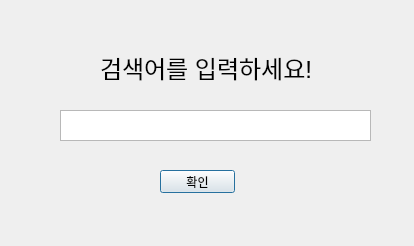
The window that UI.ui (singwisdom/Keyword_Collect_Crawler) describes before a commit, drawn with Qt 5.
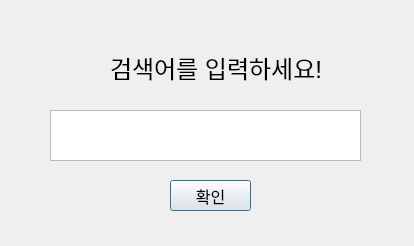
The same window after the commit.

Patch:
```diff
--- a/UI.ui
+++ b/UI.ui
@@ -19,12 +19,21 @@
   <widget class="QPushButton" name="ok">
    <property name="geometry">
     <rect>
-     <x>160</x>
-     <y>170</y>
-     <width>75</width>
-     <height>23</height>
+     <x>170</x>
+     <y>180</y>
+     <width>81</width>
+     <height>31</height>
     </rect>
    </property>
+   <property name="font">
+    <font>
+     <family>나눔스퀘어 Bold</family>
+     <pointsize>12</pointsize>
+     <weight>9</weight>
+     <italic>false</italic>
+     <bold>false</bold>
+    </font>
+   </property>
    <property name="styleSheet">
     <string notr="true">
 font: 12pt &quot;12롯데마트드림Medium&quot;;
@@ -37,17 +46,17 @@
   <widget class="QTextEdit" name="edit">
    <property name="geometry">
     <rect>
-     <x>60</x>
+     <x>50</x>
      <y>110</y>
      <width>311</width>
-     <height>31</height>
+     <height>51</height>
     </rect>
    </property>
   </widget>
   <widget class="QLabel" name="info">
    <property name="geometry">
     <rect>
-     <x>100</x>
+     <x>110</x>
      <y>50</y>
      <width>211</width>
      <height>31</height>
```
Left out of the diff: 6 changed lines with no effect on the pictures.
